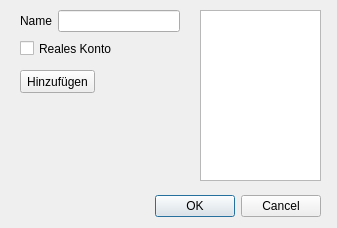
Qt form View/src/main/resources/design/ui/accountcategorydialog.ui (marcuskraft/DimeDiaryJavaFx) before a commit.
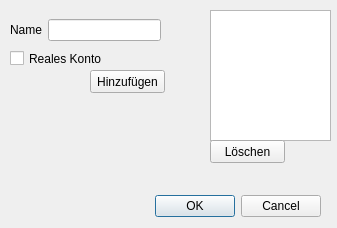
The same form after that commit.

Commit message: refactoring DBUtils; bank account categories dialog ready; error message by trying to delete a account category to which a bank account belongs to

Diff of the .ui file:
```diff
--- a/View/src/main/resources/design/ui/accountcategorydialog.ui
+++ b/View/src/main/resources/design/ui/accountcategorydialog.ui
@@ -29,36 +29,11 @@
     <set>QDialogButtonBox::Cancel|QDialogButtonBox::Ok</set>
    </property>
   </widget>
-  <widget class="QWidget" name="formLayoutWidget">
+  <widget class="QCheckBox" name="checkBoxRealAccount">
    <property name="geometry">
     <rect>
-     <x>20</x>
-     <y>10</y>
-     <width>160</width>
-     <height>22</height>
-    </rect>
-   </property>
-   <layout class="QFormLayout" name="formLayout">
-    <property name="fieldGrowthPolicy">
-     <enum>QFormLayout::AllNonFixedFieldsGrow</enum>
-    </property>
-    <item row="0" column="0">
-     <widget class="QLabel" name="label">
-      <property name="text">
-       <string>Name</string>
-      </property>
-     </widget>
-    </item>
-    <item row="0" column="1">
-     <widget class="QLineEdit" name="lineEdit"/>
-    </item>
-   </layout>
-  </widget>
-  <widget class="QCheckBox" name="checkBox">
-   <property name="geometry">
-    <rect>
-     <x>20</x>
-     <y>40</y>
+     <x>10</x>
+     <y>50</y>
      <width>121</width>
      <height>17</height>
     </rect>
@@ -70,17 +45,17 @@
   <widget class="QListWidget" name="listCategories">
    <property name="geometry">
     <rect>
-     <x>200</x>
+     <x>210</x>
      <y>10</y>
      <width>121</width>
-     <height>171</height>
+     <height>131</height>
     </rect>
    </property>
   </widget>
   <widget class="QPushButton" name="pushButton">
    <property name="geometry">
     <rect>
-     <x>20</x>
+     <x>90</x>
      <y>70</y>
      <width>75</width>
      <height>23</height>
@@ -90,6 +65,41 @@
     <string>Hinzufügen</string>
    </property>
   </widget>
+  <widget class="QPushButton" name="pushButtonDelete">
+   <property name="geometry">
+    <rect>
+     <x>210</x>
+     <y>140</y>
+     <width>75</width>
+     <height>23</height>
+    </rect>
+   </property>
+   <property name="text">
+    <string>Löschen</string>
+   </property>
+  </widget>
+  <widget class="QWidget" name="gridLayoutWidget">
+   <property name="geometry">
+    <rect>
+     <x>10</x>
+     <y>10</y>
+     <width>151</width>
+     <height>41</height>
+    </rect>
+   </property>
+   <layout class="QGridLayout" name="gridLayout">
+    <item row="0" column="0">
+     <widget class="QLabel" name="label">
+      <property name="text">
+       <string>Name</string>
+      </property>
+     </widget>
+    </item>
+    <item row="0" column="1">
+     <widget class="QLineEdit" name="lineEditName"/>
+    </item>
+   </layout>
+  </widget>
  </widget>
  <resources/>
  <connections>
```
Left out of the diff: 5 changed lines with no effect on the pictures. The commit also changes 28 other files.
